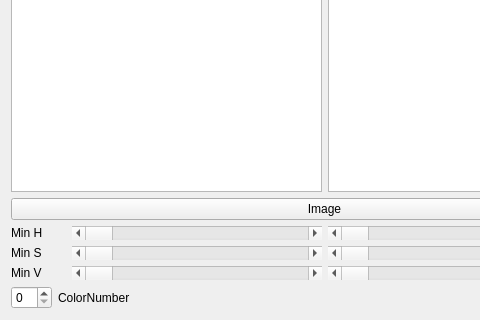
vu-arma-dev/orthogonal-camera, file src/ortho_cams/testWid.ui: the form before one commit; both pictures show x 0 to 480 and y 220 to 540 of the 649 by 540 pixel window.
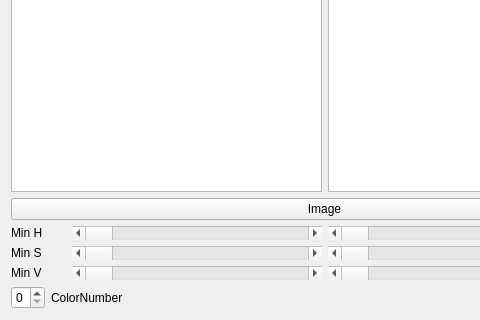
The form after the commit.

Diff of the .ui file:
```diff
--- a/src/ortho_cams/testWid.ui
+++ b/src/ortho_cams/testWid.ui
@@ -159,7 +159,11 @@
       </widget>
      </item>
      <item row="0" column="0">
-      <widget class="QSpinBox" name="spinBox"/>
+      <widget class="QSpinBox" name="colorChooseBox">
+       <property name="maximum">
+        <number>3</number>
+       </property>
+      </widget>
      </item>
      <item row="0" column="3">
       <spacer name="horizontalSpacer">
```
Left out of the diff: 5 changed lines with no effect on the pictures.
